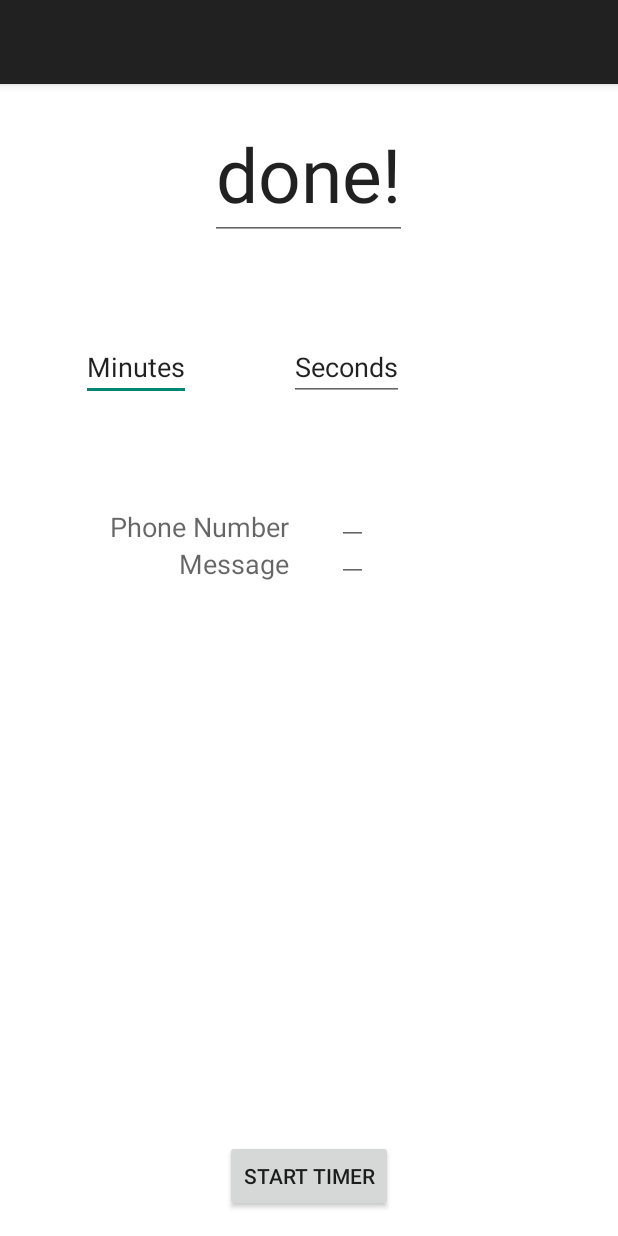
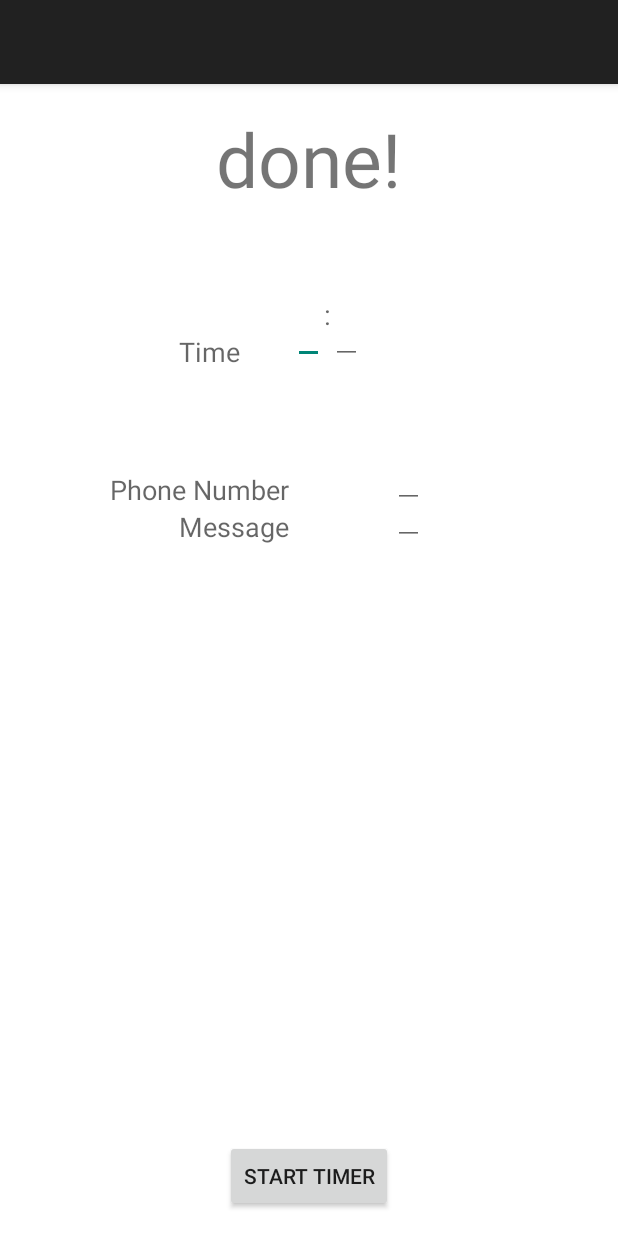
Before and after one commit to hellorichardpham/Bulletin-Board-Chat-master, an Android app: the screen it shows after launch (MainActivity), after a tap on "START TIMER", on a phone screen of 412 x 824 dp. Run offline under Robolectric (Android 15) with nearby library versions, the phone set to English and light mode, and no system bars; 2 statements that could not run were skipped.

Commit message:
null function to time changed layout

```diff
--- a/app/src/main/java/com/pham/richard/bulletinboard/MainActivity.java
+++ b/app/src/main/java/com/pham/richard/bulletinboard/MainActivity.java
@@ -1,5 +1,6 @@
 package com.pham.richard.bulletinboard;
 
+import android.text.TextUtils;
 import android.widget.Button;
 import android.widget.EditText;
 import android.os.CountDownTimer;
@@ -107,10 +108,18 @@ public class MainActivity extends ActionBarActivity {
                 new View.OnClickListener() {
                     public void onClick(View view) {
                         Log.v("TIME??", mEdit.getText().toString());
-                        //convert the minute field into milliseconds
-                        totalTime += Integer.parseInt(mEdit.getText().toString()) * 60000;
-                        //convert the second field into milliseconds
-                        totalTime += Integer.parseInt(sEdit.getText().toString()) * 1000;
+                        if (!TextUtils.isEmpty(mEdit.getText())) {
+                            totalTime += Integer.parseInt(mEdit.getText().toString()) * 60000;
+                        } else {
+                            totalTime += 0;
+                        }
+//convert the second field into milliseconds
+                        if (!TextUtils.isEmpty(sEdit.getText())) {
+                            totalTime += Integer.parseInt(sEdit.getText().toString()) * 1000;
+                        } else {
+                            totalTime += 0;
+                        }
+
                         System.out.println("totalTime: " + totalTime);
 
                         cEdit = (TextView) findViewById(R.id.countdownView);
--- a/app/src/main/res/layout/activity_main.xml
+++ b/app/src/main/res/layout/activity_main.xml
@@ -18,25 +18,20 @@
         android:layout_width="wrap_content"
         android:layout_height="wrap_content"
         android:id="@+id/minuteView"
-        android:layout_marginTop="62dp"
-        android:text="Minutes"
+        android:layout_marginTop="58dp"
         android:layout_below="@+id/countdownView"
-        android:layout_alignRight="@+id/message"
-        android:layout_alignEnd="@+id/message"
-        android:layout_marginRight="65dp"
-        android:layout_marginEnd="65dp" />
+        android:layout_centerHorizontal="true" />
 
     <EditText
         android:layout_width="wrap_content"
         android:layout_height="wrap_content"
         android:id="@+id/secondView"
         android:layout_gravity="center"
-        android:text="Seconds"
-        android:layout_alignTop="@+id/minuteView"
-        android:layout_toRightOf="@+id/minuteView"
-        android:layout_toEndOf="@+id/minuteView" />
+        android:layout_alignTop="@+id/textView2"
+        android:layout_toRightOf="@+id/textView2"
+        android:layout_toEndOf="@+id/textView2" />
 
-    <EditText
+    <TextView
         android:layout_width="wrap_content"
         android:layout_height="wrap_content"
         android:text="00:00"
@@ -79,11 +74,9 @@
         android:textAppearance="?android:attr/textAppearanceMedium"
         android:id="@+id/phoneNumberInput"
         android:focusableInTouchMode="true"
-        android:layout_alignBottom="@+id/phoneNumber"
-        android:layout_alignLeft="@+id/secondView"
-        android:layout_alignStart="@+id/secondView"
-        android:layout_marginLeft="32dp"
-        android:layout_marginStart="32dp" />
+        android:layout_above="@+id/message"
+        android:layout_toRightOf="@+id/message"
+        android:layout_toEndOf="@+id/message" />
 
     <EditText
         android:layout_width="wrap_content"
@@ -95,4 +88,26 @@
         android:layout_alignLeft="@+id/phoneNumberInput"
         android:layout_alignStart="@+id/phoneNumberInput" />
 
+    <TextView
+        android:layout_width="wrap_content"
+        android:layout_height="wrap_content"
+        android:textAppearance="?android:attr/textAppearanceMedium"
+        android:text="Time"
+        android:id="@+id/textView"
+        android:focusableInTouchMode="false"
+        android:layout_below="@+id/textView2"
+        android:layout_alignLeft="@+id/message"
+        android:layout_alignStart="@+id/message" />
+
+    <TextView
+        android:layout_width="wrap_content"
+        android:layout_height="wrap_content"
+        android:textAppearance="?android:attr/textAppearanceMedium"
+        android:text=":"
+        android:id="@+id/textView2"
+        android:focusableInTouchMode="false"
+        android:layout_alignTop="@+id/minuteView"
+        android:layout_toRightOf="@+id/minuteView"
+        android:layout_toEndOf="@+id/minuteView" />
+
 </RelativeLayout>
```
